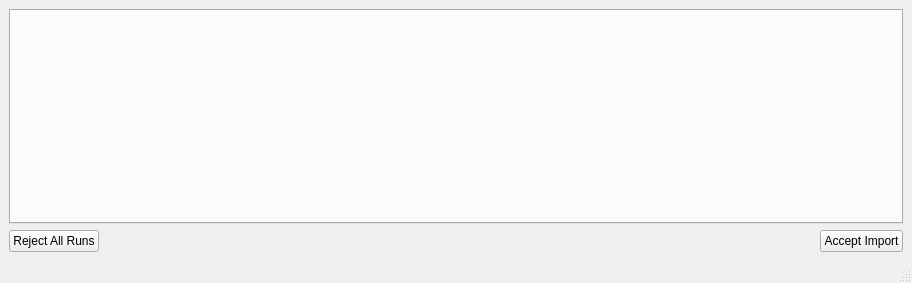
Above: addie/ui/solve_import_conflicts.ui from neutrons/addie before the change. Below: the same form after it.
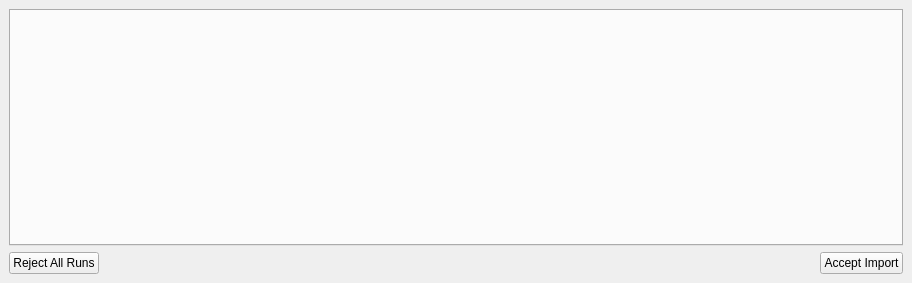
That is the form after the change.

Commit message: remove status bar

The edit to the form file:
```diff
--- a/addie/ui/solve_import_conflicts.ui
+++ b/addie/ui/solve_import_conflicts.ui
@@ -68,7 +68,6 @@
     </rect>
    </property>
   </widget>
-  <widget class="QStatusBar" name="statusbar"/>
  </widget>
  <resources/>
  <connections>
```
The commit also changes 19 other files.
